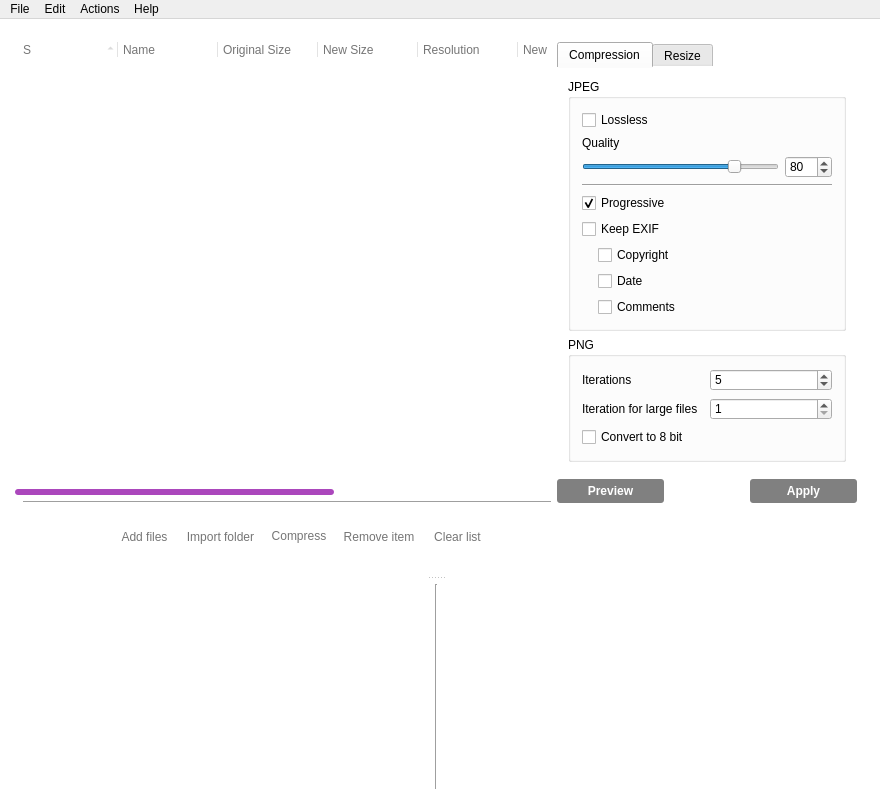
Qt form caesium/src/caesium.ui (Lymphatus/caesium-image-compressor) before a commit.
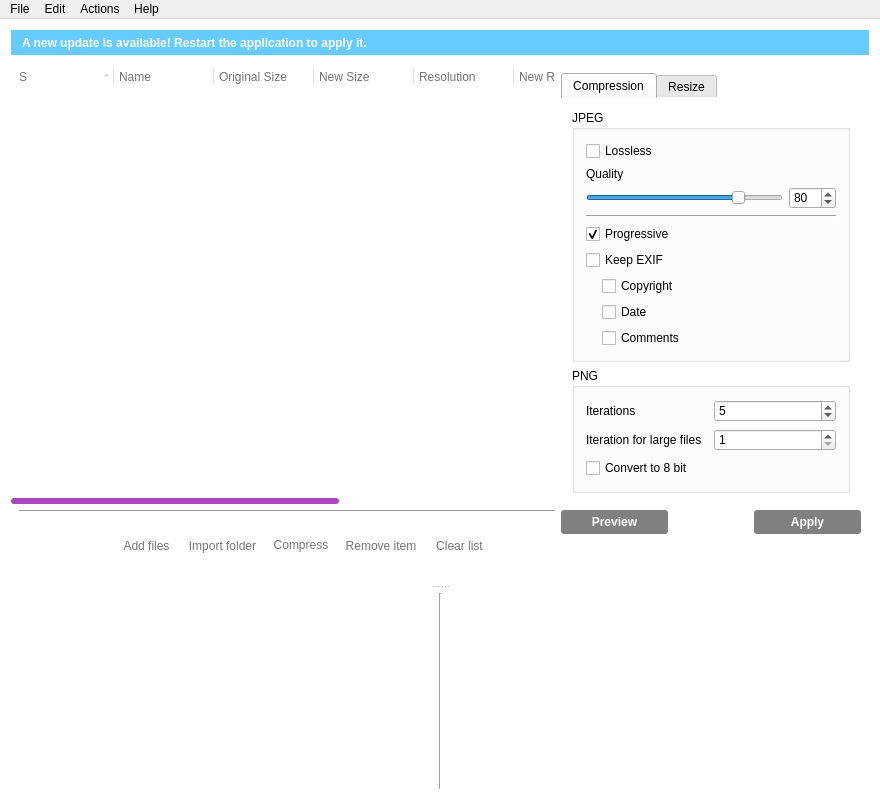
The same form after that commit. Icons and pictures are not drawn. Custom widgets are drawn as their Qt base class.

Commit message: Changed update notification design

Patch:
```diff
--- a/caesium/src/caesium.ui
+++ b/caesium/src/caesium.ui
@@ -174,13 +174,13 @@
   <widget class="QWidget" name="centralWidget">
    <layout class="QGridLayout" name="gridLayout">
     <property name="leftMargin">
-     <number>4</number>
+     <number>0</number>
     </property>
     <property name="topMargin">
-     <number>12</number>
+     <number>0</number>
     </property>
     <property name="rightMargin">
-     <number>12</number>
+     <number>0</number>
     </property>
     <property name="bottomMargin">
      <number>0</number>
@@ -192,8 +192,17 @@
       </property>
       <widget class="QWidget" name="gridLayoutWidget">
        <layout class="QGridLayout" name="gridLayout_2">
-        <item row="0" column="1" rowspan="3">
+        <property name="verticalSpacing">
+         <number>-1</number>
+        </property>
+        <item row="2" column="1" rowspan="3">
          <layout class="QVBoxLayout" name="verticalLayout">
+          <property name="topMargin">
+           <number>4</number>
+          </property>
+          <property name="rightMargin">
+           <number>8</number>
+          </property>
           <item>
            <widget class="QTabWidget" name="tabWidget">
             <property name="sizePolicy">
@@ -214,6 +223,9 @@
               <height>16777215</height>
              </size>
             </property>
+            <property name="styleSheet">
+             <string notr="true"/>
+            </property>
             <property name="currentIndex">
              <number>0</number>
             </property>
@@ -661,10 +673,20 @@
           </item>
          </layout>
         </item>
-        <item row="2" column="0">
+        <item row="3" column="0">
+         <widget class="Line" name="line_2">
+          <property name="styleSheet">
+           <string notr="true">margin-left: 8px;</string>
+          </property>
+          <property name="orientation">
+           <enum>Qt::Horizontal</enum>
+          </property>
+         </widget>
+        </item>
+        <item row="4" column="0">
          <layout class="QHBoxLayout" name="horizontalLayout">
           <property name="leftMargin">
-           <number>8</number>
+           <number>12</number>
           </property>
           <property name="topMargin">
            <number>5</number>
@@ -994,17 +1016,23 @@
           </item>
          </layout>
         </item>
-        <item row="1" column="0">
-         <widget class="Line" name="line_2">
+        <item row="0" column="0" colspan="2">
+         <widget class="QLabel" name="updateLabel">
           <property name="styleSheet">
-           <string notr="true">margin-left: 8px;</string>
+           <string notr="true">QLabel {
+	padding: 0px 8px 0px 8px;
+	min-height: 25px;
+	background-color: rgb(102, 204, 255);
+	color: white;
+	font-weight: bold;
+}</string>
           </property>
-          <property name="orientation">
-           <enum>Qt::Horizontal</enum>
+          <property name="text">
+           <string>A new update is available! Restart the application to apply it.</string>
           </property>
          </widget>
         </item>
-        <item row="0" column="0">
+        <item row="2" column="0">
          <widget class="QDropTreeWidget" name="listTreeWidget">
           <property name="sizePolicy">
            <sizepolicy hsizetype="Expanding" vsizetype="Expanding">
@@ -1028,7 +1056,7 @@
            <bool>true</bool>
           </property>
           <property name="styleSheet">
-           <string notr="true">QTreeWidget#listTreeWidget {
+           <string notr="true">QTreeWidget {
 	background: url(:/icons/main/logo_alpha.png) no-repeat center;
 }
 
@@ -1153,18 +1181,34 @@
           </column>
          </widget>
         </item>
+        <item row="1" column="0" colspan="2">
+         <spacer name="verticalSpacer_2">
+          <property name="orientation">
+           <enum>Qt::Vertical</enum>
+          </property>
+          <property name="sizeType">
+           <enum>QSizePolicy::Fixed</enum>
+          </property>
+          <property name="sizeHint" stdset="0">
+           <size>
+            <width>20</width>
+            <height>8</height>
+           </size>
+          </property>
+         </spacer>
+        </item>
        </layout>
       </widget>
       <widget class="QWidget" name="verticalLayoutWidget">
        <layout class="QHBoxLayout" name="horizontalLayout_2">
         <property name="leftMargin">
-         <number>4</number>
+         <number>8</number>
         </property>
         <property name="topMargin">
          <number>4</number>
         </property>
         <property name="rightMargin">
-         <number>4</number>
+         <number>8</number>
         </property>
         <property name="bottomMargin">
          <number>4</number>
```
The commit also changes 4 other files.
